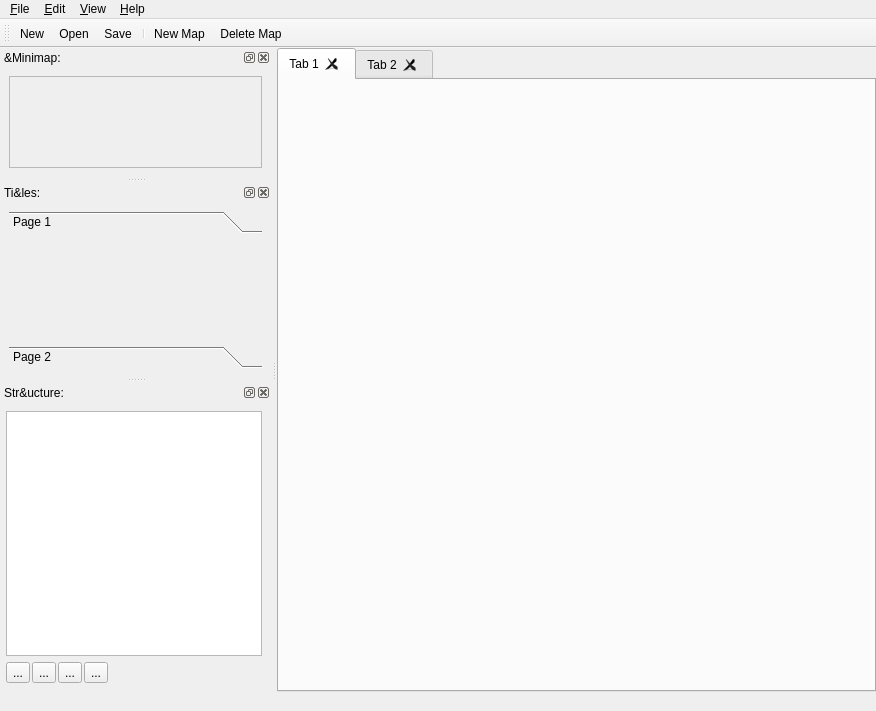
dyle/rpgmapper, file bin/view/mainwindow.ui: the form before one commit.
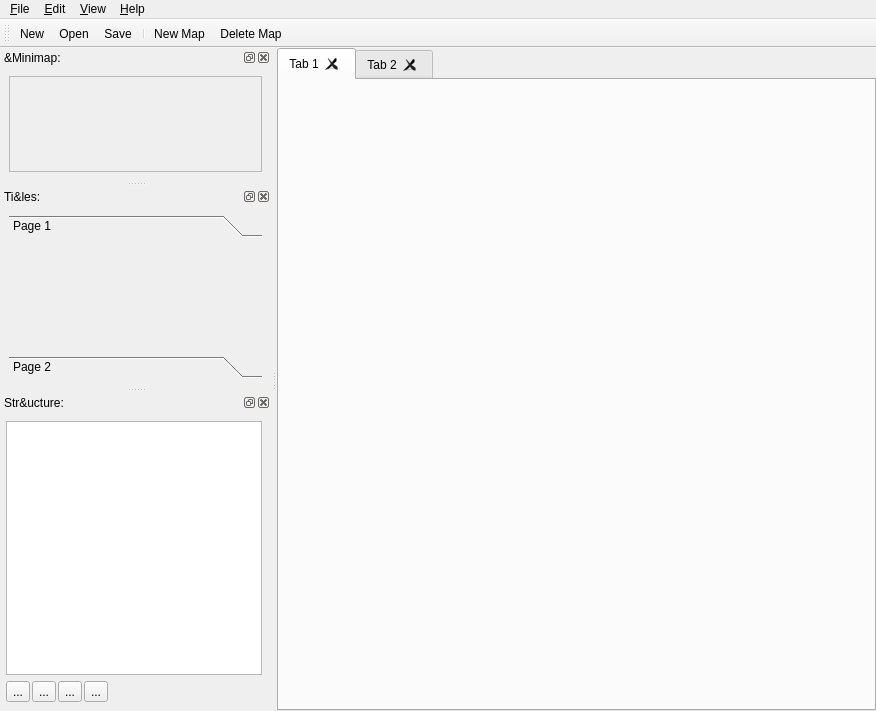
The form after the commit. The open tabs and pages were chosen to show the change. Icons and pictures are not drawn. Custom widgets are drawn as their Qt base class.

What changed in the file:
```diff
--- a/bin/view/mainwindow.ui
+++ b/bin/view/mainwindow.ui
@@ -119,11 +119,6 @@
    <addaction name="menuView"/>
    <addaction name="mnHelp"/>
   </widget>
-  <widget class="QStatusBar" name="stbMain">
-   <property name="sizeGripEnabled">
-    <bool>false</bool>
-   </property>
-  </widget>
   <widget class="QToolBar" name="tbMain">
    <property name="windowTitle">
     <string>toolBar</string>
@@ -161,7 +156,7 @@
           <x>0</x>
           <y>0</y>
           <width>252</width>
-          <height>89</height>
+          <height>97</height>
          </rect>
         </property>
        </widget>
@@ -189,8 +184,8 @@
          <rect>
           <x>0</x>
           <y>0</y>
-          <width>256</width>
-          <height>94</height>
+          <width>96</width>
+          <height>26</height>
          </rect>
         </property>
         <attribute name="label">
```
Left out of the diff: 4 changed lines with no effect on the pictures.
